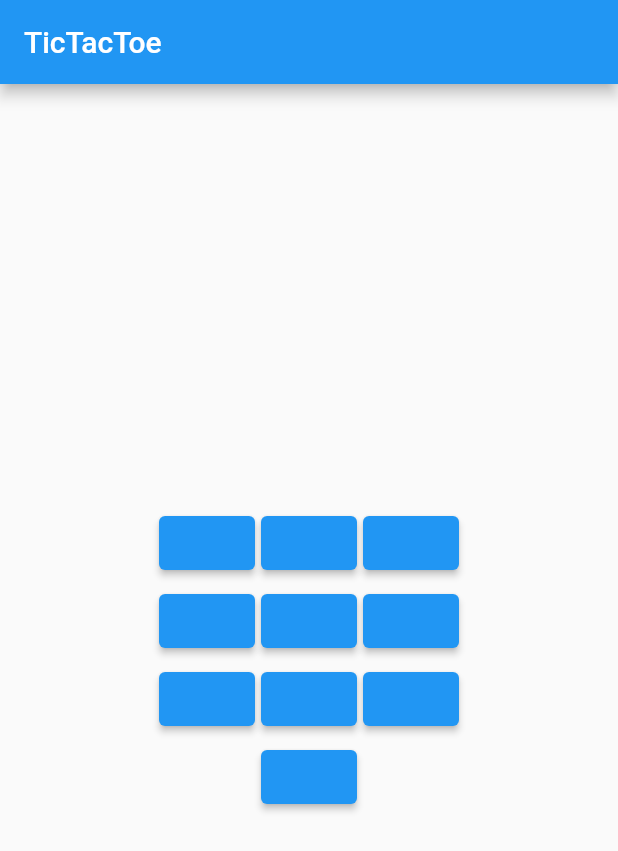
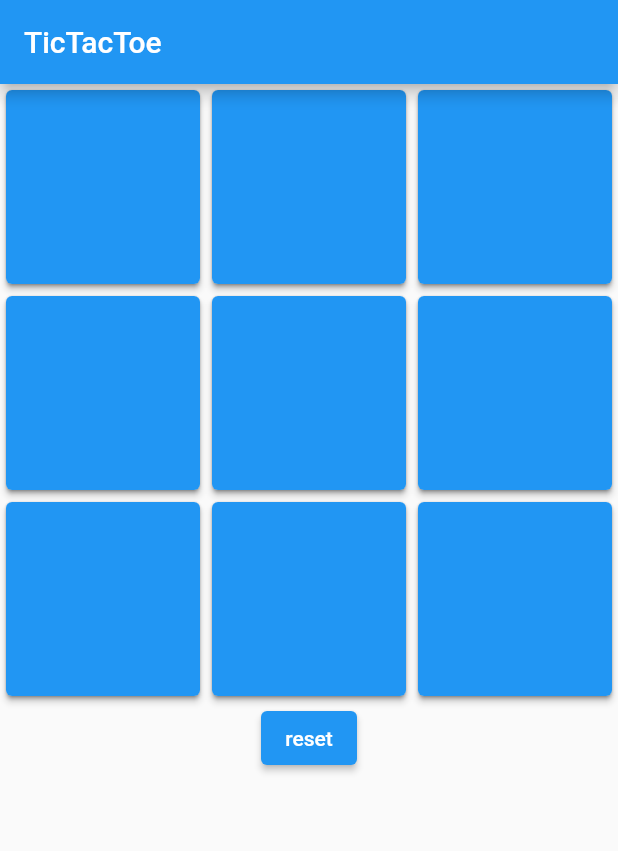
Before and after one commit to micedreams/tic-tac-toe, a Flutter app: the screen it shows after launch, on a phone screen of 412 x 824 dp. Shown: the top 851 px of the screen. Run offline on Flutter 3.47's test engine with Material 2 defaults, Android fonts, the phone set to English and light mode, and no system bars.

```diff
--- a/lib/main.dart
+++ b/lib/main.dart
@@ -2,7 +2,7 @@ import 'package:flutter/material.dart';
 import 'tic_tac_toe.dart';
 
 void main() {
-   runApp(MyApp());
+  runApp(MyApp());
 }
 
 class MyApp extends StatelessWidget {
@@ -13,7 +13,7 @@ class MyApp extends StatelessWidget {
       debugShowCheckedModeBanner: false,
       home: TicTacToe(),
       routes: {
-        TicTacToe.routeName: (ctx) => TicTacToe(),
+        "/TicTacToe": (ctx) => TicTacToe(),
       },
     );
   }
--- a/lib/tic_tac_toe.dart
+++ b/lib/tic_tac_toe.dart
@@ -1,29 +1,15 @@
 import 'package:flutter/material.dart';
 
 class TicTacToe extends StatefulWidget {
-  static const routeName = '/TicTacToe';
-
   @override
-  State<StatefulWidget> createState() => new _TicTacToeState();
+  State<StatefulWidget> createState() => _TicTacToeState();
 }
 
 class _TicTacToeState extends State<TicTacToe> {
+  String reset = "reset";
+  var str = List.filled(9, "", growable: false);
   int clickCount = 0;
-  int xCount = 0;
-  int oCount = 0;
   String value = "";
-  String result = "";
-
-
-  String a = "";
-  String b = "";
-  String c = "";
-  String d = "";
-  String e = "";
-  String f = "";
-  String g = "";
-  String h = "";
-  String i = "";
 
   _box() {
     late String _initialValue;
@@ -31,10 +17,8 @@ class _TicTacToeState extends State<TicTacToe> {
       _initialValue = value;
     });
     if (_initialValue == "X") {
-      oCount++;
       value = "O";
     } else {
-      xCount++;
       value = "X";
     }
     return value;
@@ -42,119 +26,65 @@ class _TicTacToeState extends State<TicTacToe> {
 
   checkresult() {
     if ((clickCount > 4)) {
-      if ((a == b && a == c) || (a == d && a == g) || (a == e && a == i)) {
-        result = a;
-      } else if ((e == d && e == f) || (e == b && e == h) || (e == c && e == g)) {
-        result = e;
-      } else if ((i == g && i == h) || (i == c && i == f)) {
-        result = i;
-      } else if ((xCount > 4) || (oCount > 4)){
-        result = "draw";
+      if ((str[0] == str[1] && str[0] == str[2] && str[0] != "") ||
+          (str[0] == str[3] && str[0] == str[6] && str[0] != "") ||
+          (str[0] == str[4] && str[0] == str[8] && str[0] != "")) {
+        reset = str[0];
+      } else if ((str[4] == str[3] && str[4] == str[5] && str[4] != "") ||
+          (str[4] == str[1] && str[4] == str[7] && str[4] != "") ||
+          (str[4] == str[2] && str[4] == str[6] && str[4] != "")) {
+        reset = str[4];
+      } else if ((str[8] == str[6] && str[8] == str[7] && str[8] != "") ||
+          (str[8] == str[2] && str[8] == str[5] && str[8] != "")) {
+      } else if (!str.contains("")) {
+        reset = "Draw";
       }
     }
   }
 
-  click(String slot) {
-    if (slot == "a" && a == "") {
+  click(index) {
+    if (str[index] == "") {
       clickCount++;
-      a = _box();
-    }
-    if (slot == "b" && b == "") {
-      clickCount++;
-      b = _box();
-    }
-    if (slot == "c" && c == "") {
-      clickCount++;
-      c = _box();
-    }
-    if (slot == "d" && d == "") {
-      clickCount++;
-      d = _box();
-    }
-    if (slot == "e" && e == "") {
-      clickCount++;
-      e = _box();
-    }
-    if (slot == "f" && f == "") {
-      clickCount++;
-      f = _box();
-    }
-    if (slot == "g" && g == "") {
-      clickCount++;
-      g = _box();
-    }
-    if (slot == "h" && h == "") {
-      clickCount++;
-      h = _box();
-    }
-    if (slot == "i" && i == "") {
-      clickCount++;
-      i = _box();
-    }
-    if (slot == "result") {
-      Navigator.of(context).pop();
-      Navigator.of(context).pushNamed(TicTacToe.routeName);
+      str[index] = _box();
     }
   }
 
   @override
   Widget build(context) {
-    return new Scaffold(
-        appBar: new AppBar(
-          title: new Text("TicTacToe"),
+    return Scaffold(
+      appBar: AppBar(
+        title: Text("TicTacToe"),
       ),
-        body: Center(
-          child: Column(
-            mainAxisSize: MainAxisSize.min,
-            mainAxisAlignment: MainAxisAlignment.center,
+      body: Column(
         children: [
-              Row(
-                mainAxisSize: MainAxisSize.min,
-                children: [
-                  box(context, this, "a", a),
-                  box(context, this, "b", b),
-                  box(context, this, "c", c),
-                ],
-              ),
-              Row(
-                mainAxisSize: MainAxisSize.min,
-                children: [
-                  box(context, this, "d", d),
-                  box(context, this, "e", e),
-                  box(context, this, "f", f),
-                ],
-              ),
-              Row(
-                mainAxisSize: MainAxisSize.min,
-                children: [
-                  box(context, this, "g", g),
-                  box(context, this, "h", h),
-                  box(context, this, "i", i),
-                ],
-              ),
-              Row(
-                mainAxisSize: MainAxisSize.min,
-                children: [
-                  box(context, this, "result", result)
-                ],
-              ),
-            ],
-          ),
-        ));
-  }
-}
-
- box(BuildContext context,formState, slot, value) {
-  return Padding(
-    padding: const EdgeInsets.all(2.0),
+          GridView.count(
+            shrinkWrap: true,
+            crossAxisCount: 3,
+            children: List.generate(9, (index) {
+              return GridTile(
+                child: Card(
                     child: ElevatedButton(
                   onPressed: () {
-        formState.click(slot);
-        formState.checkresult();
+                    if (reset == "reset") {
+                      click(index);
+                      checkresult();
+                    }
                   },
-      child: Center(
-        child: Text(value),
+                  child: Text(str[index]),
+                )),
+              );
+            }),
           ),
+          ElevatedButton(
+            onPressed: () {
+              Navigator.of(context).pop();
+              Navigator.of(context).pushNamed("/TicTacToe");
+            },
+            child: Text(
+                reset == "reset" || reset == "Draw" ? reset : "$reset Wins"),
+          )
+        ],
       ),
     );
   }
+}
```
Also changed, not shown: 2 other files. Lines whose indentation alone changed are shown as unchanged.
